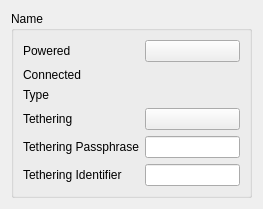
Qt form technology_entry.ui (igaw/imposter) before a commit.
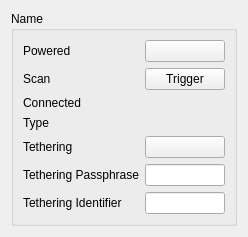
The same form after that commit.

Commit message: Add Scan button

Diff of the .ui file:
```diff
--- a/technology_entry.ui
+++ b/technology_entry.ui
@@ -6,8 +6,8 @@
    <rect>
     <x>0</x>
     <y>0</y>
-    <width>263</width>
-    <height>191</height>
+    <width>231</width>
+    <height>219</height>
    </rect>
   </property>
   <property name="windowTitle">
@@ -22,21 +22,21 @@
      <layout class="QHBoxLayout" name="horizontalLayout_2">
       <item>
        <layout class="QGridLayout" name="gridLayout">
-        <item row="1" column="1">
+        <item row="2" column="1">
          <widget class="QLabel" name="la_Connected">
           <property name="text">
            <string/>
           </property>
          </widget>
         </item>
-        <item row="2" column="0">
+        <item row="3" column="0">
          <widget class="QLabel" name="label_5">
           <property name="text">
            <string>Type</string>
           </property>
          </widget>
         </item>
-        <item row="5" column="1">
+        <item row="6" column="1">
          <widget class="QLineEdit" name="le_TetheringIdentifier"/>
         </item>
         <item row="0" column="0">
@@ -53,51 +53,65 @@
           </property>
          </widget>
         </item>
-        <item row="1" column="0">
+        <item row="2" column="0">
          <widget class="QLabel" name="label">
           <property name="text">
            <string>Connected</string>
           </property>
          </widget>
         </item>
-        <item row="5" column="0">
+        <item row="6" column="0">
          <widget class="QLabel" name="label_8">
           <property name="text">
            <string>Tethering Identifier</string>
           </property>
          </widget>
         </item>
-        <item row="3" column="1">
+        <item row="4" column="1">
          <widget class="QPushButton" name="pb_Tethering">
           <property name="text">
            <string/>
           </property>
          </widget>
         </item>
-        <item row="4" column="0">
+        <item row="5" column="0">
          <widget class="QLabel" name="label_7">
           <property name="text">
            <string>Tethering Passphrase</string>
           </property>
          </widget>
         </item>
-        <item row="4" column="1">
+        <item row="5" column="1">
          <widget class="QLineEdit" name="le_TetheringPassphrase"/>
         </item>
-        <item row="3" column="0">
+        <item row="4" column="0">
          <widget class="QLabel" name="label_6">
           <property name="text">
            <string>Tethering</string>
           </property>
          </widget>
         </item>
-        <item row="2" column="1">
+        <item row="3" column="1">
          <widget class="QLabel" name="la_Type">
           <property name="text">
            <string/>
           </property>
          </widget>
         </item>
+        <item row="1" column="0">
+         <widget class="QLabel" name="label_3">
+          <property name="text">
+           <string>Scan</string>
+          </property>
+         </widget>
+        </item>
+        <item row="1" column="1">
+         <widget class="QPushButton" name="pb_Scan">
+          <property name="text">
+           <string>Trigger</string>
+          </property>
+         </widget>
+        </item>
        </layout>
       </item>
      </layout>
```
The commit also changes 1 other file.
